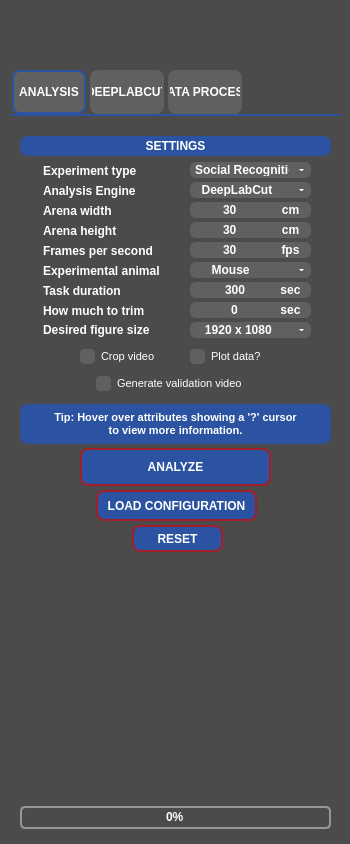
This is src/behavython/gui/assets/ui/behavython_gui.ui in mrdrzit/behavython as Qt 5 draws it before an edit. The edited form follows.
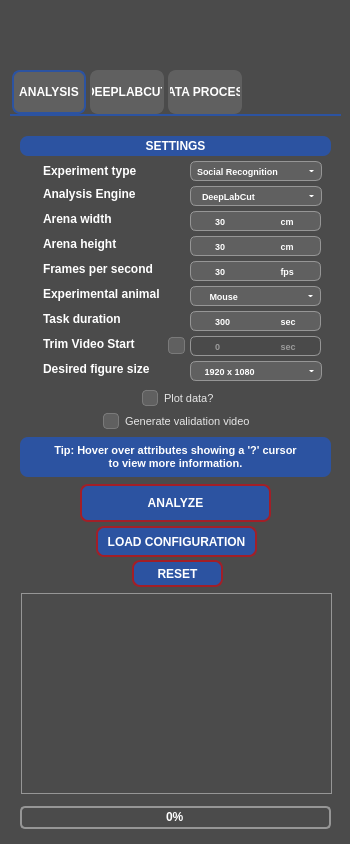
This is the edited form. Icons and pictures are not drawn.

Commit message: Replace analysis input LineEdits with SpinBoxes

```diff
--- a/src/behavython/gui/assets/ui/behavython_gui.ui
+++ b/src/behavython/gui/assets/ui/behavython_gui.ui
@@ -35,6 +35,9 @@
 }</string>
   </property>
   <widget class="QTabWidget" name="tabWidget">
+   <property name="enabled">
+    <bool>true</bool>
+   </property>
    <property name="geometry">
     <rect>
      <x>10</x>
@@ -125,16 +128,82 @@
      <property name="geometry">
       <rect>
        <x>180</x>
-       <y>46</y>
-       <width>121</width>
-       <height>16</height>
+       <y>45</y>
+       <width>132</width>
+       <height>20</height>
       </rect>
      </property>
      <property name="cursor">
       <cursorShape>PointingHandCursor</cursorShape>
      </property>
      <property name="styleSheet">
-      <string notr="true">QComboBox{color:#FFFFFF;font:7pt&quot;Arial&quot;;font-weight:bold;background-color:#606060;border:0px;border-radius:6px;}QListView{color:#FFFFFF;font:8pt&quot;Century Gothic&quot;;font-weight:bold;background-color:#969696;border:0px;}QListView{color:#FFFFFF;font:7pt&quot;Arial&quot;;font-weight:bold;background-color:#606060;border:0px;border-radius:6px;}QComboBox::drop-down{width:20px;border:5px;}QComboBox::down-arrow{border-left:2px solid none;border-right:2px solid none;border-top:2px solid #FFFFFF;width:0.5px;height:1px;border-radius:2px;}QComboBox::down-arrow:hover{border-left:2px solid none;border-right:2px solid none;border-top:2px solid #A21F27;width:0.5px;height:1px;border-radius:2px;}QAbstractItemView{border:2px solid #969696;selection-background-color:#2C53A1;}</string>
+      <string notr="true">QComboBox {
+    color: #FFFFFF;
+    font: 7pt &quot;Arial&quot;;
+    font-weight: bold;
+    background-color: #606060;
+    border: 0px;
+    border-radius: 6px;
+}
+
+QListView {
+    color: #FFFFFF;
+    font: 8pt &quot;Century Gothic&quot;;
+    font-weight: bold;
+    background-color: #969696;
+    border: 0px;
+}
+
+QListView {
+    color: #FFFFFF;
+    font: 7pt &quot;Arial&quot;;
+    font-weight: bold;
+    background-color: #606060;
+    border: 0px;
+    border-radius: 6px;
+}
+
+QComboBox::drop-down {
+    width: 20px;
+    border: 5px;
+}
+
+QComboBox::down-arrow {
+    border-left: 2px solid none;
+    border-right: 2px solid none;
+    border-top: 2px solid #FFFFFF;
+    width: 0.5px;
+    height: 1px;
+    border-radius: 2px;
+}
+
+QComboBox::down-arrow:hover {
+    border-left: 2px solid none;
+    border-right: 2px solid none;
+    border-top: 2px solid #A21F27;
+    width: 0.5px;
+    height: 1px;
+    border-radius: 2px;
+}
+
+QAbstractItemView {
+    border: 2px solid #969696;
+    selection-background-color: #2C53A1;
+}
+
+QComboBox {
+    background-color: #606060;
+    color: #FFFFFF;
+    border: 1px solid #969696;
+    border-top-left-radius: 6px;
+    border-bottom-left-radius: 6px;
+    border-top-right-radius: 6px;
+    border-bottom-right-radius: 6px;
+    padding: 3px 8px 3px 6px;
+    font-family: Arial;
+    font-size: 7pt;
+    font-weight: bold;
+}</string>
      </property>
      <property name="currentIndex">
       <number>1</number>
@@ -183,14 +252,14 @@
      <property name="geometry">
       <rect>
        <x>33</x>
-       <y>87</y>
-       <width>114</width>
+       <y>95</y>
+       <width>120</width>
        <height>16</height>
       </rect>
      </property>
      <property name="maximumSize">
       <size>
-       <width>114</width>
+       <width>120</width>
        <height>16</height>
       </size>
      </property>
@@ -211,14 +280,14 @@
      <property name="geometry">
       <rect>
        <x>33</x>
-       <y>107</y>
-       <width>114</width>
+       <y>120</y>
+       <width>120</width>
        <height>16</height>
       </rect>
      </property>
      <property name="maximumSize">
       <size>
-       <width>114</width>
+       <width>120</width>
        <height>16</height>
       </size>
      </property>
@@ -239,14 +308,14 @@
      <property name="geometry">
       <rect>
        <x>33</x>
-       <y>167</y>
-       <width>114</width>
+       <y>195</y>
+       <width>120</width>
        <height>16</height>
       </rect>
      </property>
      <property name="maximumSize">
       <size>
-       <width>114</width>
+       <width>120</width>
        <height>16</height>
       </size>
      </property>
@@ -267,11 +336,17 @@
      <property name="geometry">
       <rect>
        <x>33</x>
-       <y>127</y>
-       <width>131</width>
+       <y>145</y>
+       <width>120</width>
        <height>16</height>
       </rect>
      </property>
+     <property name="maximumSize">
+      <size>
+       <width>120</width>
+       <height>16777215</height>
+      </size>
+     </property>
      <property name="cursor">
       <cursorShape>WhatsThisCursor</cursorShape>
      </property>
@@ -289,14 +364,14 @@
      <property name="geometry">
       <rect>
        <x>33</x>
-       <y>187</y>
-       <width>114</width>
+       <y>220</y>
+       <width>120</width>
        <height>16</height>
       </rect>
      </property>
      <property name="maximumSize">
       <size>
-       <width>114</width>
+       <width>120</width>
        <height>16</height>
       </size>
      </property>
@@ -310,83 +385,7 @@
       <string notr="true">QLabel{color:#FFFFFF;font:7pt&quot;Arial&quot;;font-weight:bold;}</string>
      </property>
      <property name="text">
-      <string notr="true">How much to trim</string>
-     </property>
-    </widget>
-    <widget class="QLabel" name="label_6">
-     <property name="geometry">
-      <rect>
-       <x>260</x>
-       <y>86</y>
-       <width>41</width>
-       <height>16</height>
-      </rect>
-     </property>
-     <property name="styleSheet">
-      <string notr="true">QLabel{border:#969696;background-color:#606060;border-bottom-right-radius:6px;border-top-right-radius:6px;color:#FFFFFF;font:7pt&quot;Arial&quot;;font-weight:bold;}</string>
-     </property>
-     <property name="text">
-      <string notr="true">cm</string>
-     </property>
-     <property name="alignment">
-      <set>Qt::AlignmentFlag::AlignCenter</set>
-     </property>
-    </widget>
-    <widget class="QLineEdit" name="arena_width_lineedit">
-     <property name="geometry">
-      <rect>
-       <x>180</x>
-       <y>86</y>
-       <width>81</width>
-       <height>16</height>
-      </rect>
-     </property>
-     <property name="styleSheet">
-      <string notr="true">QLineEdit{border:#969696;background-color:#606060;border-bottom-left-radius:6px;border-top-left-radius:6px;color:#FFFFFF;font:7pt&quot;Arial&quot;;font-weight:bold;}</string>
-     </property>
-     <property name="text">
-      <string notr="true">30</string>
-     </property>
-     <property name="alignment">
-      <set>Qt::AlignmentFlag::AlignCenter</set>
-     </property>
-    </widget>
-    <widget class="QLineEdit" name="task_duration_lineedit">
-     <property name="geometry">
-      <rect>
-       <x>180</x>
-       <y>166</y>
-       <width>91</width>
-       <height>16</height>
-      </rect>
-     </property>
-     <property name="styleSheet">
-      <string notr="true">QLineEdit{border:#969696;background-color:#606060;border-bottom-left-radius:6px;border-top-left-radius:6px;color:#FFFFFF;font:7pt&quot;Arial&quot;;font-weight:bold;border-bottom-right-radius:6px;border-top-right-radius:6px}</string>
-     </property>
-     <property name="text">
-      <string notr="true">300</string>
-     </property>
-     <property name="alignment">
-      <set>Qt::AlignmentFlag::AlignCenter</set>
-     </property>
-    </widget>
-    <widget class="QLabel" name="label_8">
-     <property name="geometry">
-      <rect>
-       <x>260</x>
-       <y>126</y>
-       <width>41</width>
-       <height>16</height>
-      </rect>
-     </property>
-     <property name="styleSheet">
-      <string notr="true">QLabel{border:#969696;background-color:#606060;border-bottom-right-radius:6px;border-top-right-radius:6px;color:#FFFFFF;font:7pt&quot;Arial&quot;;font-weight:bold;}</string>
-     </property>
-     <property name="text">
-      <string notr="true">fps</string>
-     </property>
-     <property name="alignment">
-      <set>Qt::AlignmentFlag::AlignCenter</set>
+      <string notr="true">Trim Video Start</string>
      </property>
     </widget>
     <widget class="QLabel" name="label_2">
@@ -394,13 +393,13 @@
       <rect>
        <x>33</x>
        <y>47</y>
-       <width>112</width>
+       <width>120</width>
        <height>16</height>
       </rect>
      </property>
      <property name="maximumSize">
       <size>
-       <width>114</width>
+       <width>120</width>
        <height>16</height>
       </size>
      </property>
@@ -421,14 +420,14 @@
      <property name="geometry">
       <rect>
        <x>33</x>
-       <y>67</y>
-       <width>112</width>
+       <y>70</y>
+       <width>120</width>
        <height>16</height>
       </rect>
      </property>
      <property name="maximumSize">
       <size>
-       <width>114</width>
+       <width>120</width>
        <height>16</height>
       </size>
      </property>
@@ -445,63 +444,6 @@
       <string notr="true">Analysis Engine</string>
      </property>
     </widget>
-    <widget class="QLineEdit" name="arena_height_lineedit">
-     <property name="geometry">
-      <rect>
-       <x>180</x>
-       <y>106</y>
-       <width>81</width>
-       <height>16</height>
-      </rect>
-     </property>
-     <property name="styleSheet">
-      <string notr="true">QLineEdit{border:#969696;background-color:#606060;border-bottom-left-radius:6px;border-top-left-radius:6px;color:#FFFFFF;font:7pt&quot;Arial&quot;;font-weight:bold;}</string>
-     </property>
-     <property name="text">
-      <string notr="true">30</string>
-     </property>
-     <property name="alignment">
-      <set>Qt::AlignmentFlag::AlignCenter</set>
-     </property>
-    </widget>
-    <widget class="QLabel" name="label_17">
-     <property name="geometry">
-      <rect>
-       <x>260</x>
-       <y>166</y>
-       <width>41</width>
-       <height>16</height>
-      </rect>
-     </property>
-     <property name="styleSheet">
-      <string notr="true">QLabel{border:#969696;background-color:#606060;border-bottom-right-radius:6px;border-top-right-radius:6px;color:#FFFFFF;font:7pt&quot;Arial&quot;;font-weight:bold;}</string>
-     </property>
-     <property name="text">
-      <string notr="true">sec</string>
-     </property>
-     <property name="alignment">
-      <set>Qt::AlignmentFlag::AlignCenter</set>
-     </property>
-    </widget>
-    <widget class="QLabel" name="label_16">
-     <property name="geometry">
-      <rect>
-       <x>260</x>
-       <y>186</y>
-       <width>41</width>
-       <height>16</height>
-      </rect>
-     </property>
-     <property name="styleSheet">
-      <string notr="true">QLabel{border:#969696;background-color:#606060;border-bottom-right-radius:6px;border-top-right-radius:6px;color:#FFFFFF;font:7pt&quot;Arial&quot;;font-weight:bold;}</string>
-     </property>
-     <property name="text">
-      <string notr="true">sec</string>
-     </property>
-     <property name="alignment">
-      <set>Qt::AlignmentFlag::AlignCenter</set>
-     </property>
-    </widget>
     <widget class="QProgressBar" name="progress_bar">
      <property name="geometry">
       <rect>
@@ -519,34 +461,21 @@
       <number>0</number>
      </property>
     </widget>
-    <widget class="QLineEdit" name="frames_per_second_lineedit">
-     <property name="geometry">
-      <rect>
-       <x>180</x>
-       <y>126</y>
-       <width>81</width>
-       <height>16</height>
-      </rect>
-     </property>
-     <property name="styleSheet">
-      <string notr="true">QLineEdit{border:#969696;background-color:#606060;border-bottom-left-radius:6px;border-top-left-radius:6px;color:#FFFFFF;font:7pt&quot;Arial&quot;;font-weight:bold;}</string>
-     </property>
-     <property name="text">
-      <string notr="true">30</string>
-     </property>
-     <property name="alignment">
-      <set>Qt::AlignmentFlag::AlignCenter</set>
-     </property>
-    </widget>
     <widget class="QLabel" name="label_10">
      <property name="geometry">
       <rect>
        <x>33</x>
-       <y>147</y>
-       <width>131</width>
+       <y>170</y>
+       <width>120</width>
        <height>16</height>
       </rect>
      </property>
+     <property name="maximumSize">
+      <size>
+       <width>120</width>
+       <height>16777215</height>
+      </size>
+     </property>
      <property name="cursor">
       <cursorShape>WhatsThisCursor</cursorShape>
      </property>
@@ -564,16 +493,82 @@
      <property name="geometry">
       <rect>
        <x>180</x>
-       <y>66</y>
-       <width>121</width>
-       <height>16</height>
+       <y>70</y>
+       <width>132</width>
+       <height>20</height>
       </rect>
      </property>
      <property name="cursor">
       <cursorShape>PointingHandCursor</cursorShape>
      </property>
      <property name="styleSheet">
-      <string notr="true">QComboBox{color:#FFFFFF;font:7pt&quot;Arial&quot;;font-weight:bold;background-color:#606060;border:0px;border-radius:6px;}QListView{color:#FFFFFF;font:8pt&quot;Century Gothic&quot;;font-weight:bold;background-color:#969696;border:0px;}QListView{color:#FFFFFF;font:7pt&quot;Arial&quot;;font-weight:bold;background-color:#606060;border:0px;border-radius:6px;}QComboBox::drop-down{width:20px;border:5px;}QComboBox::down-arrow{border-left:2px solid none;border-right:2px solid none;border-top:2px solid #FFFFFF;width:0.5px;height:1px;border-radius:2px;}QComboBox::down-arrow:hover{border-left:2px solid none;border-right:2px solid none;border-top:2px solid #A21F27;width:0.5px;height:1px;border-radius:2px;}QAbstractItemView{border:2px solid #969696;selection-background-color:#2C53A1;}</string>
+      <string notr="true">QComboBox {
+    color: #FFFFFF;
+    font: 7pt &quot;Arial&quot;;
+    font-weight: bold;
+    background-color: #606060;
+    border: 0px;
+    border-radius: 6px;
+}
+
+QListView {
+    color: #FFFFFF;
+    font: 8pt &quot;Century Gothic&quot;;
+    font-weight: bold;
+    background-color: #969696;
+    border: 0px;
+}
+
+QListView {
+    color: #FFFFFF;
+    font: 7pt &quot;Arial&quot;;
+    font-weight: bold;
+    background-color: #606060;
+    border: 0px;
+    border-radius: 6px;
+}
+
+QComboBox::drop-down {
+    width: 20px;
+    border: 5px;
+}
+
+QComboBox::down-arrow {
+    border-left: 2px solid none;
+    border-right: 2px solid none;
+    border-top: 2px solid #FFFFFF;
+    width: 0.5px;
+    height: 1px;
+    border-radius: 2px;
+}
+
+QComboBox::down-arrow:hover {
+    border-left: 2px solid none;
+    border-right: 2px solid none;
+    border-top: 2px solid #A21F27;
+    width: 0.5px;
+    height: 1px;
+    border-radius: 2px;
+}
+
+QAbstractItemView {
+    border: 2px solid #969696;
+    selection-background-color: #2C53A1;
+}
+
+QComboBox {
+    background-color: #606060;
+    color: #FFFFFF;
+    border: 1px solid #969696;
+    border-top-left-radius: 6px;
+    border-bottom-left-radius: 6px;
+    border-top-right-radius: 6px;
+    border-bottom-right-radius: 6px;
+    padding: 3px 8px 3px 6px;
+    font-family: Arial;
+    font-size: 7pt;
+    font-weight: bold;
+}</string>
      </property>
      <property name="currentText">
       <string notr="true">  DeepLabCut</string>
@@ -587,32 +582,13 @@
       </property>
      </item>
     </widget>
-    <widget class="QLabel" name="label_7">
-     <property name="geometry">
-      <rect>
-       <x>260</x>
-       <y>106</y>
-       <width>41</width>
-       <height>16</height>
-      </rect>
-     </property>
-     <property name="styleSheet">
-      <string notr="true">QLabel{border:#969696;background-color:#606060;border-bottom-right-radius:6px;border-top-right-radius:6px;color:#FFFFFF;font:7pt&quot;Arial&quot;;font-weight:bold;}</string>
-     </property>
-     <property name="text">
-      <string notr="true">cm</string>
-     </property>
-     <property name="alignment">
-      <set>Qt::AlignmentFlag::AlignCenter</set>
-     </property>
-    </widget>
     <widget class="QComboBox" name="animal_combobox">
      <property name="geometry">
       <rect>
        <x>180</x>
-       <y>146</y>
-       <width>121</width>
-       <height>16</height>
+       <y>170</y>
+       <width>131</width>
+       <height>20</height>
       </rect>
      </property>
      <property name="cursor">
@@ -622,7 +598,73 @@
       <string>&lt;html&gt;&lt;head/&gt;&lt;body&gt;&lt;p&gt;&lt;span style=&quot; font-size:8pt; font-weight:400;&quot;&gt;Select the experimental animal used.&lt;/span&gt;&lt;/p&gt;&lt;p align=&quot;justify&quot;&gt;&lt;span style=&quot; font-size:8pt; font-weight:400; font-style:italic;&quot;&gt;Currently the calculations are being made considering these animals:&lt;br/&gt;Mouse = C57BL/6&lt;br/&gt;Rat = Wistar&lt;/span&gt;&lt;/p&gt;&lt;/body&gt;&lt;/html&gt;</string>
      </property>
      <property name="styleSheet">
-      <string notr="true">QComboBox{color:#FFFFFF;font:7pt&quot;Arial&quot;;font-weight:bold;background-color:#606060;border:0px;border-radius:6px;}QListView{color:#FFFFFF;font:8pt&quot;Century Gothic&quot;;font-weight:bold;background-color:#969696;border:0px;}QListView{color:#FFFFFF;font:7pt&quot;Arial&quot;;font-weight:bold;background-color:#606060;border:0px;border-radius:6px;}QComboBox::drop-down{width:20px;border:5px;}QComboBox::down-arrow{border-left:2px solid none;border-right:2px solid none;border-top:2px solid #FFFFFF;width:0.5px;height:1px;border-radius:2px;}QComboBox::down-arrow:hover{border-left:2px solid none;border-right:2px solid none;border-top:2px solid #A21F27;width:0.5px;height:1px;border-radius:2px;}QAbstractItemView{border:2px solid #969696;selection-background-color:#2C53A1;}</string>
+      <string notr="true">QComboBox {
+    color: #FFFFFF;
+    font: 7pt &quot;Arial&quot;;
+    font-weight: bold;
+    background-color: #606060;
+    border: 0px;
+    border-radius: 6px;
+}
+
+QListView {
+    color: #FFFFFF;
+    font: 8pt &quot;Century Gothic&quot;;
+    font-weight: bold;
+    background-color: #969696;
+    border: 0px;
+}
+
+QListView {
+    color: #FFFFFF;
+    font: 7pt &quot;Arial&quot;;
+    font-weight: bold;
+    background-color: #606060;
+    border: 0px;
+    border-radius: 6px;
+}
+
+QComboBox::drop-down {
+    width: 20px;
+    border: 5px;
+}
+
+QComboBox::down-arrow {
+    border-left: 2px solid none;
+    border-right: 2px solid none;
+    border-top: 2px solid #FFFFFF;
+    width: 0.5px;
+    height: 1px;
+    border-radius: 2px;
+}
+
+QComboBox::down-arrow:hover {
+    border-left: 2px solid none;
+    border-right: 2px solid none;
+    border-top: 2px solid #A21F27;
+    width: 0.5px;
+    height: 1px;
+    border-radius: 2px;
+}
+
+QAbstractItemView {
+    border: 2px solid #969696;
+    selection-background-color: #2C53A1;
+}
+
+QComboBox {
+    background-color: #606060;
+    color: #FFFFFF;
+    border: 1px solid #969696;
+    border-top-left-radius: 6px;
+    border-bottom-left-radius: 6px;
+    border-top-right-radius: 6px;
+    border-bottom-right-radius: 6px;
+    padding: 3px 8px 3px 6px;
+    font-family: Arial;
+    font-size: 7pt;
+    font-weight: bold;
+}</string>
      </property>
      <property name="currentText">
       <string notr="true">     Mouse</string>
@@ -641,32 +683,13 @@
       </property>
      </item>
     </widget>
-    <widget class="QLineEdit" name="crop_video_time_lineedit">
-     <property name="geometry">
-      <rect>
-       <x>180</x>
-       <y>186</y>
-       <width>91</width>
-       <height>16</height>
-      </rect>
-     </property>
-     <property name="styleSheet">
-      <string notr="true">QLineEdit{border:#969696;background-color:#606060;border-bottom-left-radius:6px;border-top-left-radius:6px;color:#FFFFFF;font:7pt&quot;Arial&quot;;font-weight:bold;border-bottom-right-radius:6px;border-top-right-radius:6px}</string>
-     </property>
-     <property name="text">
-      <string notr="true">0</string>
-     </property>
-     <property name="alignment">
-      <set>Qt::AlignmentFlag::AlignCenter</set>
-     </property>
-    </widget>
     <widget class="QComboBox" name="fig_max_size">
      <property name="geometry">
       <rect>
        <x>180</x>
-       <y>206</y>
-       <width>121</width>
-       <height>16</height>
+       <y>245</y>
+       <width>132</width>
+       <height>20</height>
       </rect>
      </property>
      <property name="sizePolicy">
@@ -677,14 +700,14 @@
      </property>
      <property name="minimumSize">
       <size>
-       <width>121</width>
-       <height>16</height>
+       <width>132</width>
+       <height>20</height>
       </size>
      </property>
      <property name="maximumSize">
       <size>
-       <width>121</width>
-       <height>16</height>
+       <width>132</width>
+       <height>20</height>
       </size>
      </property>
      <property name="cursor">
@@ -697,7 +720,73 @@
       <bool>false</bool>
      </property>
      <property name="styleSheet">
-      <string notr="true">QComboBox{color:#FFFFFF;font:7pt&quot;Arial&quot;;font-weight:bold;background-color:#606060;border:0px;border-radius:6px;}QListView{color:#FFFFFF;font:8pt&quot;Arial&quot;;font-weight:bold;background-color:#969696;border:0px;}QListView{color:#FFFFFF;font:7pt&quot;Arial&quot;;font-weight:bold;background-color:#606060;border:0px;border-radius:6px;}QComboBox::drop-down{width:20px;border:5px;}QComboBox::down-arrow{border-left:2px solid none;border-right:2px solid none;border-top:2px solid #FFFFFF;width:0.5px;height:1px;border-radius:2px;}QComboBox::down-arrow:hover{border-left:2px solid none;border-right:2px solid none;border-top:2px solid #A21F27;width:0.5px;height:1px;border-radius:2px;}QAbstractItemView{border:2px solid #969696;selection-background-color:#2C53A1;}</string>
+      <string notr="true">QComboBox {
+    color: #FFFFFF;
+    font: 7pt &quot;Arial&quot;;
+    font-weight: bold;
+    background-color: #606060;
+    border: 0px;
+    border-radius: 6px;
+}
+
+QListView {
+    color: #FFFFFF;
+    font: 8pt &quot;Century Gothic&quot;;
+    font-weight: bold;
+    background-color: #969696;
+    border: 0px;
+}
+
+QListView {
+    color: #FFFFFF;
+    font: 7pt &quot;Arial&quot;;
+    font-weight: bold;
+    background-color: #606060;
+    border: 0px;
+    border-radius: 6px;
+}
+
+QComboBox::drop-down {
+    width: 20px;
+    border: 5px;
+}
+
+QComboBox::down-arrow {
+    border-left: 2px solid none;
+    border-right: 2px solid none;
+    border-top: 2px solid #FFFFFF;
+    width: 0.5px;
+    height: 1px;
+    border-radius: 2px;
+}
+
+QComboBox::down-arrow:hover {
+    border-left: 2px solid none;
+    border-right: 2px solid none;
+    border-top: 2px solid #A21F27;
+    width: 0.5px;
+    height: 1px;
+    border-radius: 2px;
+}
+
+QAbstractItemView {
+    border: 2px solid #969696;
+    selection-background-color: #2C53A1;
+}
+
+QComboBox {
+    background-color: #606060;
+    color: #FFFFFF;
+    border: 1px solid #969696;
+    border-top-left-radius: 6px;
+    border-bottom-left-radius: 6px;
+    border-top-right-radius: 6px;
+    border-bottom-right-radius: 6px;
+    padding: 3px 8px 3px 6px;
+    font-family: Arial;
+    font-size: 7pt;
+    font-weight: bold;
+}</string>
      </property>
      <property name="currentText">
       <string notr="true">   1920 x 1080</string>
@@ -733,11 +822,17 @@
      <property name="geometry">
       <rect>
        <x>33</x>
-       <y>204</y>
-       <width>111</width>
-       <height>20</height>
+       <y>245</y>
+       <width>120</width>
+       <height>16</height>
       </rect>
      </property>
+     <property name="maximumSize">
+      <size>
+       <width>120</width>
+       <height>16777215</height>
+      </size>
+     </property>
      <property name="cursor">
       <cursorShape>WhatsThisCursor</cursorShape>
      </property>
@@ -755,7 +850,7 @@
      <property name="geometry">
       <rect>
        <x>86</x>
-       <y>374</y>
+       <y>410</y>
        <width>161</width>
        <height>31</height>
       </rect>
@@ -774,7 +869,7 @@
      <property name="geometry">
       <rect>
        <x>10</x>
-       <y>288</y>
+       <y>321</y>
        <width>311</width>
        <height>40</height>
       </rect>
@@ -813,8 +908,8 @@
     <widget class="QCheckBox" name="plot_data_checkbox">
      <property name="geometry">
       <rect>
-       <x>180</x>
-       <y>230</y>
+       <x>132</x>
+       <y>272</y>
        <width>91</width>
        <height>21</height>
       </rect>
@@ -829,17 +924,44 @@
       <string notr="true">QCheckBox {
     font-family: Arial;
     font-size: 8pt;
+    spacing: 6px;
+    color: #E6E6E6;
+background: transparent;
 }
 
 QCheckBox::indicator {
-    width:15px;
-    height:15px;
-    background-color:#606060;
-    border-radius:4px;
+    width: 14px;
+    height: 14px;
+    background-color: #606060;
+    border: 1px solid #7A7A7A;
+    border-radius: 4px;
+}
+
+QCheckBox::indicator:hover {
+    background-color: #6D6D6D;
+    border: 1px solid #909090;
+}
+
+QCheckBox::indicator:pressed {
+    background-color: #555555;
 }
 
 QCheckBox::indicator:checked {
-    background-color:#A21F27;
+    background-color: #A21F27;
+    border: 1px solid #C52A34;
+}
+
+QCheckBox::indicator:checked:hover {
+    background-color: #B5232C;
+}
+
+QCheckBox::indicator:disabled {
+    background-color: #3F3F3F;
+    border: 1px solid #555555;
+}
+
+QCheckBox:disabled {
+    color: #7A7A7A;
 }</string>
      </property>
      <property name="text">
@@ -849,62 +971,23 @@
       <bool>false</bool>
      </property>
     </widget>
-    <widget class="QCheckBox" name="crop_video_checkbox">
-     <property name="geometry">
-      <rect>
-       <x>70</x>
-       <y>230</y>
-       <width>91</width>
-       <height>21</height>
-      </rect>
-     </property>
-     <property name="font">
-      <font>
-       <family>Arial</family>
-       <pointsize>8</pointsize>
-      </font>
-     </property>
-     <property name="cursor">
-      <cursorShape>WhatsThisCursor</cursorShape>
-     </property>
-     <property name="toolTip">
-      <string>&lt;html&gt;&lt;head/&gt;&lt;body&gt;&lt;p&gt;&lt;span style=&quot; font-size:8pt; font-weight:400;&quot;&gt;Enable to automatically crop the output video using the arena boundaries defined in your configuration. Use together with the &quot;How Much to Trim&quot; option to set how many initial frames/seconds are skipped before cropping and analysis begin.&lt;/span&gt;&lt;/p&gt;&lt;/body&gt;&lt;/html&gt;</string>
-     </property>
-     <property name="styleSheet">
-      <string notr="true">QCheckBox {
-    font-family: Arial;
-    font-size: 8pt;
-}
-
-QCheckBox::indicator {
-    width:15px;
-    height:15px;
-    background-color:#606060;
-    border-radius:4px;
-}
-
-QCheckBox::indicator:checked {
-    background-color:#A21F27;
-}</string>
-     </property>
-     <property name="text">
-      <string>Crop video</string>
-     </property>
-     <property name="checked">
-      <bool>false</bool>
-     </property>
-    </widget>
     <widget class="QTextEdit" name="resume_lineedit">
      <property name="geometry">
       <rect>
        <x>11</x>
-       <y>447</y>
+       <y>477</y>
        <width>311</width>
-       <height>231</height>
+       <height>201</height>
       </rect>
      </property>
      <property name="styleSheet">
-      <string notr="true">QTextEdit{color:#FFFFFF;font:7pt&quot;Arial&quot;;font-weight:bold}
+      <string notr="true">QTextEdit{
+	color:#FFFFFF;
+	font:7pt&quot;Arial&quot;;
+	font-weight:bold;
+	border: 1px solid #969696;
+}
+
 QScrollBar:horizontal {
     background-color: #353535;
     height: 10px;
@@ -946,7 +1029,7 @@
      <property name="geometry">
       <rect>
        <x>122</x>
-       <y>409</y>
+       <y>444</y>
        <width>91</width>
        <height>27</height>
       </rect>
@@ -974,7 +1057,7 @@
      <property name="geometry">
       <rect>
        <x>70</x>
-       <y>332</y>
+       <y>368</y>
        <width>191</width>
        <height>38</height>
       </rect>
@@ -1001,8 +1084,8 @@
      </property>
      <property name="geometry">
       <rect>
-       <x>86</x>
-       <y>257</y>
+       <x>93</x>
+       <y>295</y>
        <width>170</width>
        <height>21</height>
       </rect>
@@ -1032,17 +1115,44 @@
       <string notr="true">QCheckBox {
     font-family: Arial;
     font-size: 8pt;
+    spacing: 6px;
+    color: #E6E6E6;
+background: transparent;
 }
 
 QCheckBox::indicator {
-    width:15px;
-    height:15px;
-    background-color:#606060;
-    border-radius:4px;
+    width: 14px;
+    height: 14px;
+    background-color: #606060;
+    border: 1px solid #7A7A7A;
+    border-radius: 4px;
+}
+
+QCheckBox::indicator:hover {
+    background-color: #6D6D6D;
+    border: 1px solid #909090;
+}
+
+QCheckBox::indicator:pressed {
+    background-color: #555555;
 }
 
 QCheckBox::indicator:checked {
-    background-color:#A21F27;
+    background-color: #A21F27;
+    border: 1px solid #C52A34;
+}
+
+QCheckBox::indicator:checked:hover {
+    background-color: #B5232C;
+}
+
+QCheckBox::indicator:disabled {
+    background-color: #3F3F3F;
+    border: 1px solid #555555;
+}
+
+QCheckBox:disabled {
+    color: #7A7A7A;
 }</string>
      </property>
      <property name="text">
@@ -1055,6 +1165,535 @@
       <bool>false</bool>
      </property>
     </widget>
+    <widget class="QCheckBox" name="crop_video_checkbox">
+     <property name="geometry">
+      <rect>
+       <x>158</x>
+       <y>219</y>
+       <width>20</width>
+       <height>20</height>
+      </rect>
+     </property>
+     <property name="layoutDirection">
+      <enum>Qt::LayoutDirection::LeftToRight</enum>
+     </property>
+     <property name="styleSheet">
+      <string notr="true">QCheckBox {
+    font-family: Arial;
+    font-size: 8pt;
+    spacing: 6px;
+    color: #E6E6E6;
+background: transparent;
+}
+
+QCheckBox::indicator {
+    width: 15px;
+    height: 15px;
+    background-color: #606060;
+    border: 1px solid #7A7A7A;
+    border-radius: 4px;
+}
+
+QCheckBox::indicator:hover {
+    background-color: #6D6D6D;
+    border: 1px solid #909090;
+}
+
+QCheckBox::indicator:pressed {
+    background-color: #555555;
+}
+
+QCheckBox::indicator:checked {
+    background-color: #A21F27;
+    border: 1px solid #C52A34;
+}
+
+QCheckBox::indicator:checked:hover {
+    background-color: #B5232C;
+}
+
+QCheckBox::indicator:disabled {
+    background-color: #3F3F3F;
+    border: 1px solid #555555;
+}
+
+QCheckBox:disabled {
+    color: #7A7A7A;
+}</string>
+     </property>
+     <property name="text">
+      <string/>
+     </property>
+    </widget>
+    <widget class="QSpinBox" name="arena_width_spinbox">
+     <property name="geometry">
+      <rect>
+       <x>180</x>
+       <y>95</y>
+       <width>71</width>
+       <height>20</height>
+      </rect>
+     </property>
+     <property name="maximumSize">
+      <size>
+       <width>71</width>
+       <height>20</height>
+      </size>
+     </property>
+     <property name="styleSheet">
+      <string notr="true">QSpinBox {
+    background-color: #606060;
+    color: white;
+    border: 1px solid #969696;
+    border-radius: 6px;
+    padding-right: 18px;
+    font-family: Arial;
+    font-size: 7pt;
+    font-weight: bold;
+}
+
+QSpinBox {
+    border-top-left-radius: 6px;
+    border-bottom-left-radius: 6px;
+    border-top-right-radius: 0px;
+    border-bottom-right-radius: 0px;
+}
+
+QSpinBox {
+    padding-left: 22px;
+}
+
+QSpinBox::up-button,
+QSpinBox::down-button {
+    width: 0px;
+    height: 0px;
+    border: none;
+    background: transparent;
+}
+
+QSpinBox {
+    padding-right: 2px;
+}</string>
+     </property>
+     <property name="suffix">
+      <string/>
+     </property>
+     <property name="value">
+      <number>30</number>
+     </property>
+    </widget>
+    <widget class="QSpinBox" name="arena_height_spinbox">
+     <property name="geometry">
+      <rect>
+       <x>180</x>
+       <y>120</y>
+       <width>71</width>
+       <height>20</height>
+      </rect>
+     </property>
+     <property name="maximumSize">
+      <size>
+       <width>71</width>
+       <height>20</height>
+      </size>
+     </property>
+     <property name="styleSheet">
+      <string notr="true">QSpinBox {
+    background-color: #606060;
+    color: white;
+    border: 1px solid #969696;
+    border-radius: 6px;
+    padding-right: 18px;
+    font-family: Arial;
+    font-size: 7pt;
+    font-weight: bold;
+}
+
+QSpinBox {
+    border-top-left-radius: 6px;
+    border-bottom-left-radius: 6px;
+    border-top-right-radius: 0px;
+    border-bottom-right-radius: 0px;
+}
+
+QSpinBox {
+    padding-left: 22px;
+}
+
+QSpinBox::up-button,
+QSpinBox::down-button {
+    width: 0px;
+    height: 0px;
+    border: none;
+    background: transparent;
+}
+
+QSpinBox {
+    padding-right: 2px;
+}</string>
+     </property>
+     <property name="suffix">
+      <string/>
+     </property>
+     <property name="value">
+      <number>30</number>
+     </property>
+    </widget>
+    <widget class="QSpinBox" name="frames_per_second_spinbox">
+     <property name="geometry">
+      <rect>
+       <x>180</x>
+       <y>145</y>
+       <width>71</width>
+       <height>20</height>
+      </rect>
+     </property>
+     <property name="maximumSize">
+      <size>
+       <width>71</width>
+       <height>20</height>
+      </size>
+     </property>
+     <property name="styleSheet">
+      <string notr="true">QSpinBox {
+    background-color: #606060;
+    color: white;
+    border: 1px solid #969696;
+    border-radius: 6px;
+    padding-right: 18px;
+    font-family: Arial;
+    font-size: 7pt;
+    font-weight: bold;
+}
+
+QSpinBox {
+    border-top-left-radius: 6px;
+    border-bottom-left-radius: 6px;
+    border-top-right-radius: 0px;
+    border-bottom-right-radius: 0px;
+}
+
+QSpinBox {
+    padding-left: 22px;
+}
+
+QSpinBox::up-button,
+QSpinBox::down-button {
+    width: 0px;
+    height: 0px;
+    border: none;
+    background: transparent;
+}
+
+QSpinBox {
+    padding-right: 2px;
+}</string>
+     </property>
+     <property name="suffix">
+      <string/>
+     </property>
+     <property name="value">
+      <number>30</number>
+     </property>
+    </widget>
+    <widget class="QSpinBox" name="task_duration_spinbox">
+     <property name="geometry">
+      <rect>
+       <x>180</x>
+       <y>195</y>
+       <width>71</width>
+       <height>20</height>
+      </rect>
+     </property>
+     <property name="maximumSize">
+      <size>
+       <width>71</width>
+       <height>20</height>
+      </size>
+     </property>
+     <property name="styleSheet">
+      <string notr="true">QSpinBox {
+    background-color: #606060;
+    color: white;
+    border: 1px solid #969696;
+    border-radius: 6px;
+    padding-right: 18px;
+    font-family: Arial;
+    font-size: 7pt;
+    font-weight: bold;
+}
+
+QSpinBox {
+    border-top-left-radius: 6px;
+    border-bottom-left-radius: 6px;
+    border-top-right-radius: 0px;
+    border-bottom-right-radius: 0px;
+}
+
+QSpinBox {
+    padding-left: 22px;
+}
+
+QSpinBox::up-button,
+QSpinBox::down-button {
+    width: 0px;
+    height: 0px;
+    border: none;
+    background: transparent;
+}
+
+QSpinBox {
+    padding-right: 2px;
+}</string>
+     </property>
+     <property name="suffix">
+      <string/>
+     </property>
+     <property name="maximum">
+      <number>9999</number>
+     </property>
+     <property name="value">
+      <number>300</number>
+     </property>
+    </widget>
+    <widget class="QSpinBox" name="crop_video_time_spinbox">
+     <property name="enabled">
+      <bool>false</bool>
+     </property>
+     <property name="geometry">
+      <rect>
+       <x>180</x>
+       <y>220</y>
+       <width>71</width>
+       <height>20</height>
+      </rect>
+     </property>
+     <property name="maximumSize">
+      <size>
+       <width>71</width>
+       <height>20</height>
+      </size>
+     </property>
+     <property name="styleSheet">
+      <string notr="true">QSpinBox {
+    background-color: #606060;
+    color: white;
+    border: 1px solid #969696;
+    border-radius: 6px;
+    padding-right: 18px;
+    font-family: Arial;
+    font-size: 7pt;
+    font-weight: bold;
+}
+
+QSpinBox {
+    border-top-left-radius: 6px;
+    border-bottom-left-radius: 6px;
+    border-top-right-radius: 0px;
+    border-bottom-right-radius: 0px;
+}
+
+QSpinBox:disabled {
+    background-color: #4A4A4A;
+    color: #9A9A9A;
+}
+
+QSpinBox {
+    padding-left: 22px;
+}
+
+QSpinBox::up-button,
+QSpinBox::down-button {
+    width: 0px;
+    height: 0px;
+    border: none;
+    background: transparent;
+}
+
+QSpinBox {
+    padding-right: 2px;
+}</string>
+     </property>
+     <property name="suffix">
+      <string/>
+     </property>
+     <property name="maximum">
+      <number>9999</number>
+     </property>
+    </widget>
+    <widget class="QLabel" name="arena_width_label">
+     <property name="geometry">
+      <rect>
+       <x>250</x>
+       <y>95</y>
+       <width>61</width>
+       <height>20</height>
+      </rect>
+     </property>
+     <property name="styleSheet">
+      <string notr="true">QLabel {
+    background-color: #606060;
+    color: #FFFFFF;
+
+    border: 1px solid #969696;
+    border-left: none;
+
+    border-top-left-radius: 0px;
+    border-bottom-left-radius: 0px;
+    border-top-right-radius: 6px;
+    border-bottom-right-radius: 6px;
+
+    padding: 0px 8px 0px 6px;
+
+    font-family: Arial;
+    font-size: 7pt;
+    font-weight: bold;
+}</string>
+     </property>
+     <property name="text">
+      <string>     cm</string>
+     </property>
+    </widget>
+    <widget class="QLabel" name="arena_height_label">
+     <property name="geometry">
+      <rect>
+       <x>250</x>
+       <y>120</y>
+       <width>61</width>
+       <height>20</height>
+      </rect>
+     </property>
+     <property name="styleSheet">
+      <string notr="true">QLabel {
+    background-color: #606060;
+    color: #FFFFFF;
+
+    border: 1px solid #969696;
+    border-left: none;
+
+    border-top-left-radius: 0px;
+    border-bottom-left-radius: 0px;
+    border-top-right-radius: 6px;
+    border-bottom-right-radius: 6px;
+
+    padding: 0px 8px 0px 6px;
+
+    font-family: Arial;
+    font-size: 7pt;
+    font-weight: bold;
+}</string>
+     </property>
+     <property name="text">
+      <string>     cm</string>
+     </property>
+    </widget>
+    <widget class="QLabel" name="frames_per_second_label">
+     <property name="geometry">
+      <rect>
+       <x>250</x>
+       <y>145</y>
+       <width>61</width>
+       <height>20</height>
+      </rect>
+     </property>
+     <property name="styleSheet">
+      <string notr="true">QLabel {
+    background-color: #606060;
+    color: #FFFFFF;
+
+    border: 1px solid #969696;
+    border-left: none;
+
+    border-top-left-radius: 0px;
+    border-bottom-left-radius: 0px;
+    border-top-right-radius: 6px;
+    border-bottom-right-radius: 6px;
+
+    padding: 0px 8px 0px 6px;
+
+    font-family: Arial;
+    font-size: 7pt;
+    font-weight: bold;
+}</string>
+     </property>
+     <property name="text">
+      <string>     fps</string>
+     </property>
+    </widget>
+    <widget class="QLabel" name="task_duration_label">
+     <property name="geometry">
+      <rect>
+       <x>250</x>
+       <y>195</y>
+       <width>61</width>
+       <height>20</height>
+      </rect>
+     </property>
+     <property name="styleSheet">
+      <string notr="true">QLabel {
+    background-color: #606060;
+    color: #FFFFFF;
+
+    border: 1px solid #969696;
+    border-left: none;
+
+    border-top-left-radius: 0px;
+    border-bottom-left-radius: 0px;
+    border-top-right-radius: 6px;
+    border-bottom-right-radius: 6px;
+
+    padding: 0px 8px 0px 6px;
+
+    font-family: Arial;
+    font-size: 7pt;
+    font-weight: bold;
+}</string>
+     </property>
+     <property name="text">
+      <string>     sec</string>
+     </property>
+    </widget>
+    <widget class="QLabel" name="crop_video_time_label">
+     <property name="enabled">
+      <bool>false</bool>
+     </property>
+     <property name="geometry">
+      <rect>
+       <x>250</x>
+       <y>220</y>
+       <width>61</width>
+       <height>20</height>
+      </rect>
+     </property>
+     <property name="styleSheet">
+      <string notr="true">QLabel {
+    background-color: #606060;
+    color: #FFFFFF;
+
+    border: 1px solid #969696;
+    border-left: none;
+
+    border-top-left-radius: 0px;
+    border-bottom-left-radius: 0px;
+    border-top-right-radius: 6px;
+    border-bottom-right-radius: 6px;
+
+    padding: 0px 8px 0px 6px;
+
+    font-family: Arial;
+    font-size: 7pt;
+    font-weight: bold;
+}
+
+QLabel:disabled {
+    background-color: #4A4A4A;
+    color: #9A9A9A;
+}</string>
+     </property>
+     <property name="text">
+      <string>     sec</string>
+     </property>
+    </widget>
     <zorder>label_13</zorder>
     <zorder>plot_data_checkbox</zorder>
     <zorder>crop_video_checkbox</zorder>
```
Left out of the diff: 228 changed lines with no effect on the pictures. The commit also changes 2 other files.
